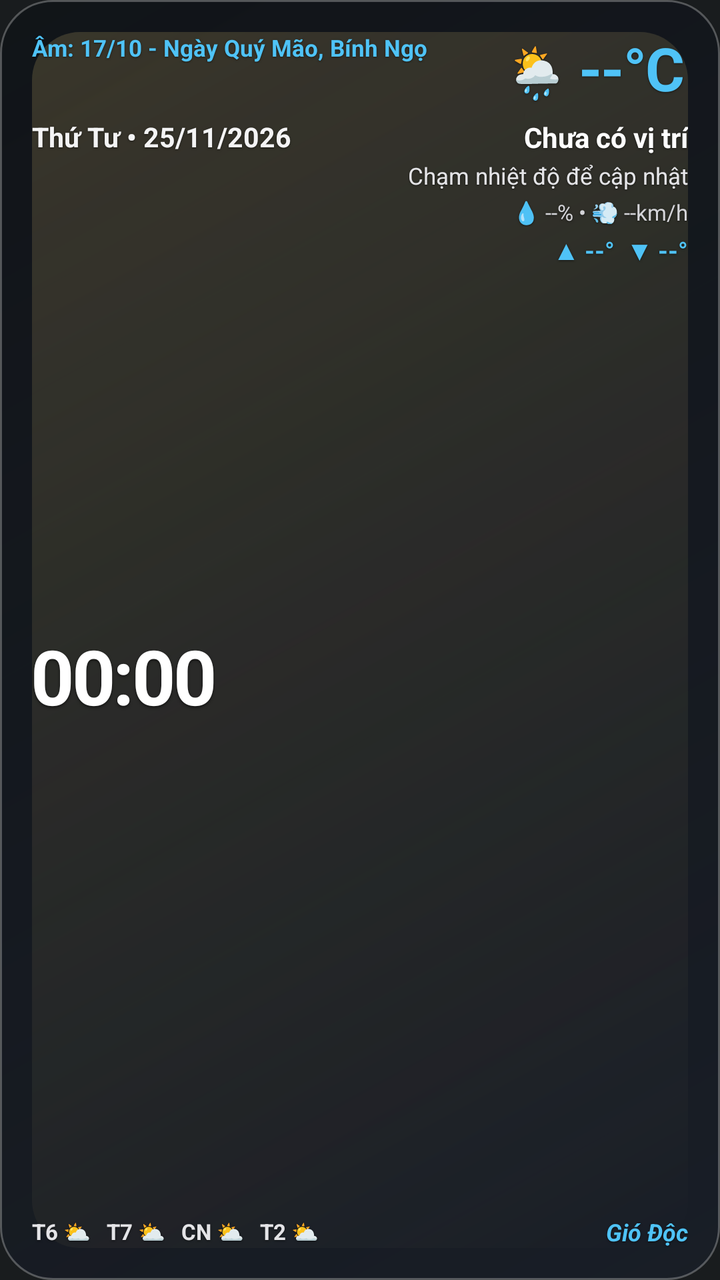
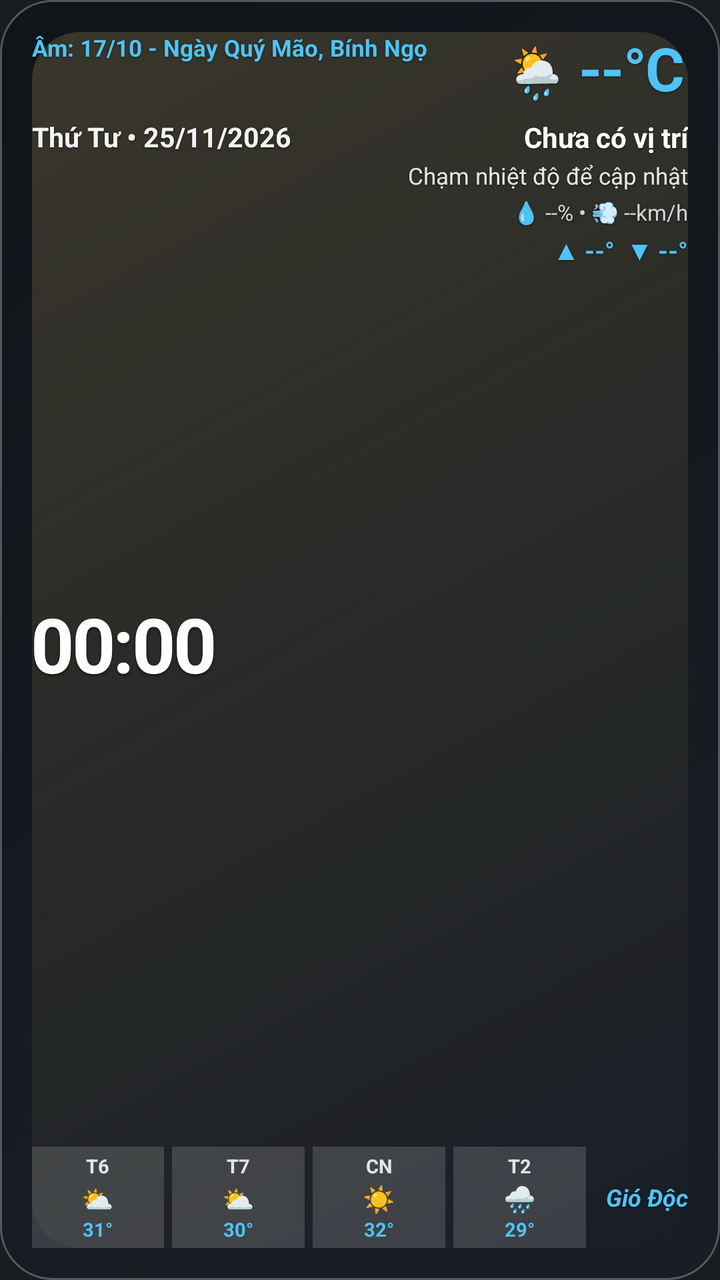

An Android layout rendered at two revisions. The XML below is the earlier revision; the diff shows what the commit changed to produce the second picture.
<!-- AndroidManifest.xml: application theme android:Theme.DeviceDefault.NoActionBar -->
<!-- res/layout/widget_weather_lunar.xml -->
<?xml version="1.0" encoding="utf-8"?>
<RelativeLayout xmlns:android="http://schemas.android.com/apk/res/android"
    android:id="@+id/widget_root"
    android:layout_width="match_parent"
    android:layout_height="match_parent"
    android:background="@drawable/bg_widget_glass_dark"
    android:padding="16dp">

    
    <ImageView
        android:id="@+id/iv_weather_effect"
        android:layout_width="match_parent"
        android:layout_height="match_parent"
        android:alpha="0.82"
        android:contentDescription="Hiệu ứng thời tiết"
        android:scaleType="fitXY"
        android:src="@drawable/fx_weather_clear" />

    
    <TextView
        android:id="@+id/tv_lunar_date"
        android:layout_width="wrap_content"
        android:layout_height="wrap_content"
        android:layout_alignParentStart="true"
        android:layout_alignParentTop="true"
        android:layout_marginEnd="8dp"
        android:layout_toStartOf="@+id/btn_refresh_weather"
        android:lineSpacingExtra="1dp"
        android:maxLines="2"
        android:shadowColor="#80000000"
        android:shadowDx="0"
        android:shadowDy="1"
        android:shadowRadius="2"
        android:text="Âm: 17/10 - Ngày Quý Mão, Bính Ngọ"
        android:textColor="#4FC3F7"
        android:textSize="11.5sp"
        android:textStyle="bold" />

    
    <LinearLayout
        android:id="@+id/btn_refresh_weather"
        android:layout_width="wrap_content"
        android:layout_height="wrap_content"
        android:layout_alignParentTop="true"
        android:layout_alignParentEnd="true"
        android:gravity="center_vertical"
        android:orientation="horizontal"
        android:padding="2dp">

        <TextView
            android:id="@+id/tv_weather_emoji"
            android:layout_width="wrap_content"
            android:layout_height="wrap_content"
            android:layout_marginEnd="6dp"
            android:maxLines="1"
            android:shadowColor="#80000000"
            android:shadowDx="0"
            android:shadowDy="1"
            android:shadowRadius="2"
            android:text="🌦️"
            android:textSize="25sp" />

        <TextView
            android:id="@+id/tv_current_temp"
            android:layout_width="wrap_content"
            android:layout_height="wrap_content"
            android:includeFontPadding="false"
            android:letterSpacing="-0.02"
            android:maxLines="1"
            android:shadowColor="#80000000"
            android:shadowDx="0"
            android:shadowDy="1"
            android:shadowRadius="2"
            android:text="--°C"
            android:textColor="#4FC3F7"
            android:textSize="30sp"
            android:textStyle="bold" />
    </LinearLayout>

    
    <RelativeLayout
        android:id="@+id/date_location_row"
        android:layout_width="match_parent"
        android:layout_height="wrap_content"
        android:layout_below="@+id/btn_refresh_weather"
        android:layout_marginTop="4dp">

        
        <TextView
            android:id="@+id/tv_solar_date"
            android:layout_width="wrap_content"
            android:layout_height="wrap_content"
            android:layout_alignParentStart="true"
            android:layout_centerVertical="true"
            android:layout_marginEnd="8dp"
            android:layout_toStartOf="@+id/tv_location_name"
            android:ellipsize="end"
            android:maxLines="1"
            android:shadowColor="#88000000"
            android:shadowDx="0"
            android:shadowDy="1"
            android:shadowRadius="2"
            android:text="Thứ Tư • 25/11/2026"
            android:textColor="#F4F4F5"
            android:textSize="13.5sp"
            android:textStyle="bold" />

        
        <TextView
            android:id="@+id/tv_location_name"
            android:layout_width="wrap_content"
            android:layout_height="wrap_content"
            android:layout_alignParentEnd="true"
            android:layout_centerVertical="true"
            android:ellipsize="end"
            android:maxLines="1"
            android:shadowColor="#88000000"
            android:shadowDx="0"
            android:shadowDy="1"
            android:shadowRadius="2"
            android:text="Chưa có vị trí"
            android:textColor="#FFFFFF"
            android:textSize="14sp"
            android:textStyle="bold" />
    </RelativeLayout>

    
    <LinearLayout
        android:id="@+id/left_column"
        android:layout_width="wrap_content"
        android:layout_height="wrap_content"
        android:layout_above="@+id/bottom_row"
        android:layout_below="@+id/date_location_row"
        android:layout_alignParentStart="true"
        android:layout_marginTop="2dp"
        android:layout_marginEnd="8dp"
        android:layout_toStartOf="@+id/right_column"
        android:gravity="center_vertical"
        android:orientation="vertical">

        <TextClock
            android:id="@+id/tv_clock"
            android:layout_width="wrap_content"
            android:layout_height="wrap_content"
            android:format12Hour="HH:mm"
            android:format24Hour="HH:mm"
            android:includeFontPadding="false"
            android:letterSpacing="-0.03"
            android:maxLines="1"
            android:shadowColor="#99000000"
            android:shadowDx="0"
            android:shadowDy="2"
            android:shadowRadius="3"
            android:textColor="#FFFFFF"
            android:textSize="38sp"
            android:textStyle="bold" />
    </LinearLayout>

    
    <LinearLayout
        android:id="@+id/right_column"
        android:layout_width="wrap_content"
        android:layout_height="wrap_content"
        android:layout_above="@+id/bottom_row"
        android:layout_below="@+id/date_location_row"
        android:layout_alignParentEnd="true"
        android:layout_marginTop="2dp"
        android:gravity="end|top"
        android:orientation="vertical">

        
        <TextView
            android:id="@+id/tv_weather_desc"
            android:layout_width="wrap_content"
            android:layout_height="wrap_content"
            android:ellipsize="end"
            android:maxLines="1"
            android:shadowColor="#88000000"
            android:shadowDx="0"
            android:shadowDy="1"
            android:shadowRadius="2"
            android:text="Chạm nhiệt độ để cập nhật"
            android:textColor="#E4E4E7"
            android:textSize="11.5sp" />

        
        <TextView
            android:id="@+id/tv_humidity_wind"
            android:layout_width="wrap_content"
            android:layout_height="wrap_content"
            android:layout_marginTop="3dp"
            android:maxLines="1"
            android:shadowColor="#88000000"
            android:shadowDx="0"
            android:shadowDy="1"
            android:shadowRadius="2"
            android:text="💧 --% • 💨 --km/h"
            android:textColor="#D4D4D8"
            android:textSize="11sp" />

        
        <TextView
            android:id="@+id/tv_min_max_temp"
            android:layout_width="wrap_content"
            android:layout_height="wrap_content"
            android:layout_gravity="end"
            android:layout_marginTop="3dp"
            android:maxLines="1"
            android:shadowColor="#88000000"
            android:shadowDx="0"
            android:shadowDy="1"
            android:shadowRadius="2"
            android:text="▲ --°  ▼ --°"
            android:textColor="#4FC3F7"
            android:textSize="12.5sp"
            android:textStyle="bold" />
    </LinearLayout>

    
    <RelativeLayout
        android:id="@+id/bottom_row"
        android:layout_width="match_parent"
        android:layout_height="wrap_content"
        android:layout_alignParentBottom="true"
        android:layout_marginTop="8dp">

        <LinearLayout
            android:id="@+id/forecast_4days_row"
            android:layout_width="wrap_content"
            android:layout_height="wrap_content"
            android:layout_alignParentStart="true"
            android:layout_centerVertical="true"
            android:layout_marginEnd="8dp"
            android:layout_toStartOf="@+id/tv_signature"
            android:gravity="center_vertical"
            android:orientation="horizontal">

            <TextView
                android:id="@+id/tv_forecast_day_1"
                android:layout_width="wrap_content"
                android:layout_height="wrap_content"
                android:layout_marginEnd="8dp"
                android:maxLines="1"
                android:shadowColor="#88000000"
                android:shadowDx="0"
                android:shadowDy="1"
                android:shadowRadius="2"
                android:text="T6 ⛅"
                android:textColor="#E4E4E7"
                android:textSize="11sp"
                android:textStyle="bold" />

            <TextView
                android:id="@+id/tv_forecast_day_2"
                android:layout_width="wrap_content"
                android:layout_height="wrap_content"
                android:layout_marginEnd="8dp"
                android:maxLines="1"
                android:shadowColor="#88000000"
                android:shadowDx="0"
                android:shadowDy="1"
                android:shadowRadius="2"
                android:text="T7 ⛅"
                android:textColor="#E4E4E7"
                android:textSize="11sp"
                android:textStyle="bold" />

            <TextView
                android:id="@+id/tv_forecast_day_3"
                android:layout_width="wrap_content"
                android:layout_height="wrap_content"
                android:layout_marginEnd="8dp"
                android:maxLines="1"
                android:shadowColor="#88000000"
                android:shadowDx="0"
                android:shadowDy="1"
                android:shadowRadius="2"
                android:text="CN ⛅"
                android:textColor="#E4E4E7"
                android:textSize="11sp"
                android:textStyle="bold" />

            <TextView
                android:id="@+id/tv_forecast_day_4"
                android:layout_width="wrap_content"
                android:layout_height="wrap_content"
                android:maxLines="1"
                android:shadowColor="#88000000"
                android:shadowDx="0"
                android:shadowDy="1"
                android:shadowRadius="2"
                android:text="T2 ⛅"
                android:textColor="#E4E4E7"
                android:textSize="11sp"
                android:textStyle="bold" />
        </LinearLayout>

        <TextView
            android:id="@+id/tv_signature"
            android:layout_width="wrap_content"
            android:layout_height="wrap_content"
            android:layout_alignParentEnd="true"
            android:layout_centerVertical="true"
            android:ellipsize="end"
            android:maxLines="1"
            android:shadowColor="#88000000"
            android:shadowDx="0"
            android:shadowDy="1"
            android:shadowRadius="2"
            android:text="Gió Độc"
            android:textColor="#4FC3F7"
            android:textSize="12sp"
            android:textStyle="italic|bold" />
    </RelativeLayout>

</RelativeLayout>
<!-- resources referenced by this layout -->
<resources>
  <!-- drawable bg_widget_glass_dark (drawable) -->
  <?xml version="1.0" encoding="utf-8"?>
  <shape xmlns:android="http://schemas.android.com/apk/res/android"
      android:shape="rectangle">
      <gradient
          android:angle="135"
          android:endColor="#990B0E14"
          android:startColor="#B3181E29" />
      <stroke
          android:width="1dp"
          android:color="#44FFFFFF" />
      <corners android:radius="26dp" />
  </shape>
  <!-- drawable fx_weather_clear (drawable) -->
  <?xml version="1.0" encoding="utf-8"?>
  <layer-list xmlns:android="http://schemas.android.com/apk/res/android">
      <item>
          <shape android:shape="rectangle">
              <gradient
                  android:angle="315"
                  android:endColor="#00FFD54F"
                  android:startColor="#33FFE082"
                  android:type="linear" />
              <corners android:radius="24dp" />
          </shape>
      </item>
  </layer-list>
</resources>

<!-- the commit's change to res/layout/widget_weather_lunar.xml (unified diff, before → after) -->
@@ -222,7 +222,7 @@
         android:layout_width="match_parent"
         android:layout_height="wrap_content"
         android:layout_alignParentBottom="true"
-        android:layout_marginTop="8dp">
+        android:layout_marginTop="6dp">
 
         <LinearLayout
             android:id="@+id/forecast_4days_row"
@@ -230,69 +230,181 @@
             android:layout_height="wrap_content"
             android:layout_alignParentStart="true"
             android:layout_centerVertical="true"
-            android:layout_marginEnd="8dp"
+            android:layout_marginEnd="10dp"
             android:layout_toStartOf="@+id/tv_signature"
             android:gravity="center_vertical"
             android:orientation="horizontal">
 
-            <TextView
-                android:id="@+id/tv_forecast_day_1"
-                android:layout_width="wrap_content"
+            
+            <LinearLayout
+                android:id="@+id/card_forecast_day_1"
+                android:layout_width="0dp"
                 android:layout_height="wrap_content"
-                android:layout_marginEnd="8dp"
-                android:maxLines="1"
-                android:shadowColor="#88000000"
-                android:shadowDx="0"
-                android:shadowDy="1"
-                android:shadowRadius="2"
-                android:text="T6 ⛅"
-                android:textColor="#E4E4E7"
-                android:textSize="11sp"
-                android:textStyle="bold" />
-
-            <TextView
-                android:id="@+id/tv_forecast_day_2"
-                android:layout_width="wrap_content"
+                android:layout_marginEnd="4dp"
+                android:layout_weight="1"
+                android:background="#26FFFFFF"
+                android:gravity="center"
+                android:orientation="vertical"
+                android:paddingHorizontal="4dp"
+                android:paddingVertical="3dp">
+
+                <TextView
+                    android:id="@+id/tv_forecast_day_1_label"
+                    android:layout_width="wrap_content"
+                    android:layout_height="wrap_content"
+                    android:maxLines="1"
+                    android:text="T6"
+                    android:textColor="#E4E4E7"
+                    android:textSize="9.5sp"
+                    android:textStyle="bold" />
+
+                <TextView
+                    android:id="@+id/tv_forecast_day_1_icon"
+                    android:layout_width="wrap_content"
+                    android:layout_height="wrap_content"
+                    android:layout_marginTop="1dp"
+                    android:maxLines="1"
+                    android:text="⛅"
+                    android:textSize="13sp" />
+
+                <TextView
+                    android:id="@+id/tv_forecast_day_1_temp"
+                    android:layout_width="wrap_content"
+                    android:layout_height="wrap_content"
+                    android:maxLines="1"
+                    android:text="31°"
+                    android:textColor="#4FC3F7"
+                    android:textSize="9.5sp"
+                    android:textStyle="bold" />
+            </LinearLayout>
+
+            
+            <LinearLayout
+                android:id="@+id/card_forecast_day_2"
+                android:layout_width="0dp"
                 android:layout_height="wrap_content"
-                android:layout_marginEnd="8dp"
-                android:maxLines="1"
-                android:shadowColor="#88000000"
-                android:shadowDx="0"
-                android:shadowDy="1"
-                android:shadowRadius="2"
-                android:text="T7 ⛅"
-                android:textColor="#E4E4E7"
-                android:textSize="11sp"
-                android:textStyle="bold" />
-
-            <TextView
-                android:id="@+id/tv_forecast_day_3"
-                android:layout_width="wrap_content"
+                android:layout_marginEnd="4dp"
+                android:layout_weight="1"
+                android:background="#26FFFFFF"
+                android:gravity="center"
+                android:orientation="vertical"
+                android:paddingHorizontal="4dp"
+                android:paddingVertical="3dp">
+
+                <TextView
+                    android:id="@+id/tv_forecast_day_2_label"
+                    android:layout_width="wrap_content"
+                    android:layout_height="wrap_content"
+                    android:maxLines="1"
+                    android:text="T7"
+                    android:textColor="#E4E4E7"
+                    android:textSize="9.5sp"
+                    android:textStyle="bold" />
+
+                <TextView
+                    android:id="@+id/tv_forecast_day_2_icon"
+                    android:layout_width="wrap_content"
+                    android:layout_height="wrap_content"
+                    android:layout_marginTop="1dp"
+                    android:maxLines="1"
+                    android:text="⛅"
+                    android:textSize="13sp" />
+
+                <TextView
+                    android:id="@+id/tv_forecast_day_2_temp"
+                    android:layout_width="wrap_content"
+                    android:layout_height="wrap_content"
+                    android:maxLines="1"
+                    android:text="30°"
+                    android:textColor="#4FC3F7"
+                    android:textSize="9.5sp"
+                    android:textStyle="bold" />
+            </LinearLayout>
+
+            
+            <LinearLayout
+                android:id="@+id/card_forecast_day_3"
+                android:layout_width="0dp"
                 android:layout_height="wrap_content"
-                android:layout_marginEnd="8dp"
-                android:maxLines="1"
-                android:shadowColor="#88000000"
-                android:shadowDx="0"
-                android:shadowDy="1"
-                android:shadowRadius="2"
-                android:text="CN ⛅"
-                android:textColor="#E4E4E7"
-                android:textSize="11sp"
-                android:textStyle="bold" />
-
-            <TextView
-                android:id="@+id/tv_forecast_day_4"
-                android:layout_width="wrap_content"
+                android:layout_marginEnd="4dp"
+                android:layout_weight="1"
+                android:background="#26FFFFFF"
+                android:gravity="center"
+                android:orientation="vertical"
+                android:paddingHorizontal="4dp"
+                android:paddingVertical="3dp">
+
+                <TextView
+                    android:id="@+id/tv_forecast_day_3_label"
+                    android:layout_width="wrap_content"
+                    android:layout_height="wrap_content"
+                    android:maxLines="1"
+                    android:text="CN"
+                    android:textColor="#E4E4E7"
+                    android:textSize="9.5sp"
+                    android:textStyle="bold" />
+
+                <TextView
+                    android:id="@+id/tv_forecast_day_3_icon"
+                    android:layout_width="wrap_content"
+                    android:layout_height="wrap_content"
+                    android:layout_marginTop="1dp"
+                    android:maxLines="1"
+                    android:text="☀️"
+                    android:textSize="13sp" />
+
+                <TextView
+                    android:id="@+id/tv_forecast_day_3_temp"
+                    android:layout_width="wrap_content"
+                    android:layout_height="wrap_content"
+                    android:maxLines="1"
+                    android:text="32°"
+                    android:textColor="#4FC3F7"
+                    android:textSize="9.5sp"
+                    android:textStyle="bold" />
+            </LinearLayout>
+
+            
+            <LinearLayout
+                android:id="@+id/card_forecast_day_4"
+                android:layout_width="0dp"
                 android:layout_height="wrap_content"
-                android:maxLines="1"
-                android:shadowColor="#88000000"
-                android:shadowDx="0"
-                android:shadowDy="1"
-                android:shadowRadius="2"
-                android:text="T2 ⛅"
-                android:textColor="#E4E4E7"
-                android:textSize="11sp"
-                android:textStyle="bold" />
+                android:layout_weight="1"
+                android:background="#26FFFFFF"
+                android:gravity="center"
+                android:orientation="vertical"
+                android:paddingHorizontal="4dp"
+                android:paddingVertical="3dp">
+
+                <TextView
+                    android:id="@+id/tv_forecast_day_4_label"
+                    android:layout_width="wrap_content"
+                    android:layout_height="wrap_content"
+                    android:maxLines="1"
+                    android:text="T2"
+                    android:textColor="#E4E4E7"
+                    android:textSize="9.5sp"
+                    android:textStyle="bold" />
+
+                <TextView
+                    android:id="@+id/tv_forecast_day_4_icon"
+                    android:layout_width="wrap_content"
+                    android:layout_height="wrap_content"
+                    android:layout_marginTop="1dp"
+                    android:maxLines="1"
+                    android:text="🌧️"
+                    android:textSize="13sp" />
+
+                <TextView
+                    android:id="@+id/tv_forecast_day_4_temp"
+                    android:layout_width="wrap_content"
+                    android:layout_height="wrap_content"
+                    android:maxLines="1"
+                    android:text="29°"
+                    android:textColor="#4FC3F7"
+                    android:textSize="9.5sp"
+                    android:textStyle="bold" />
+            </LinearLayout>
         </LinearLayout>
 
         <TextView
